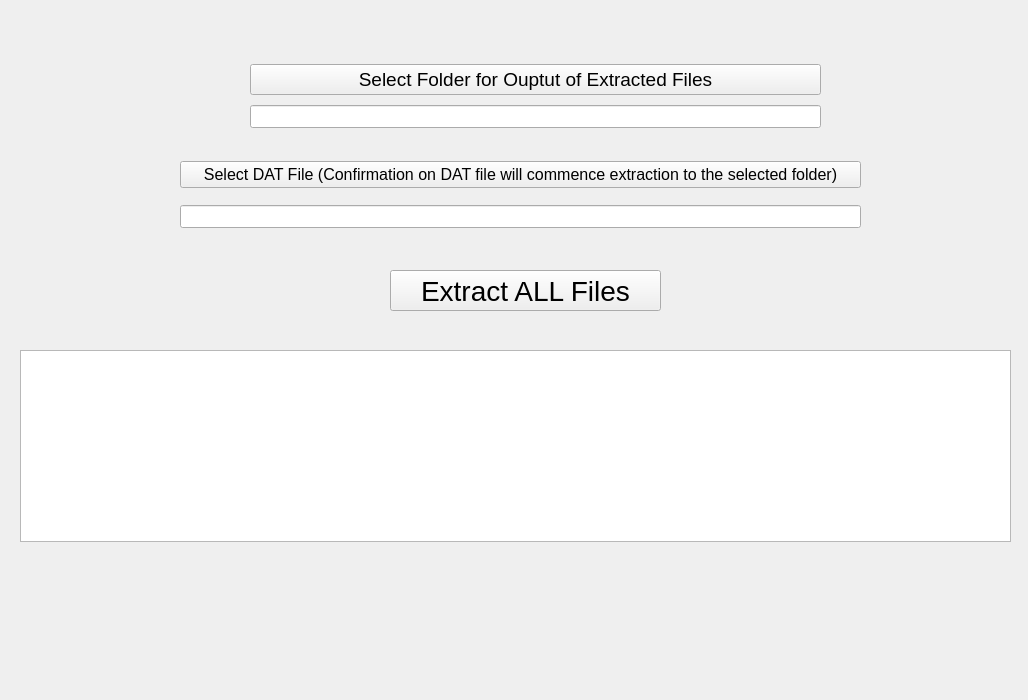
GeneralProtectionFault/AnachronoxDAT, file AnachronoxDATExtractor.ui: the form before one commit.
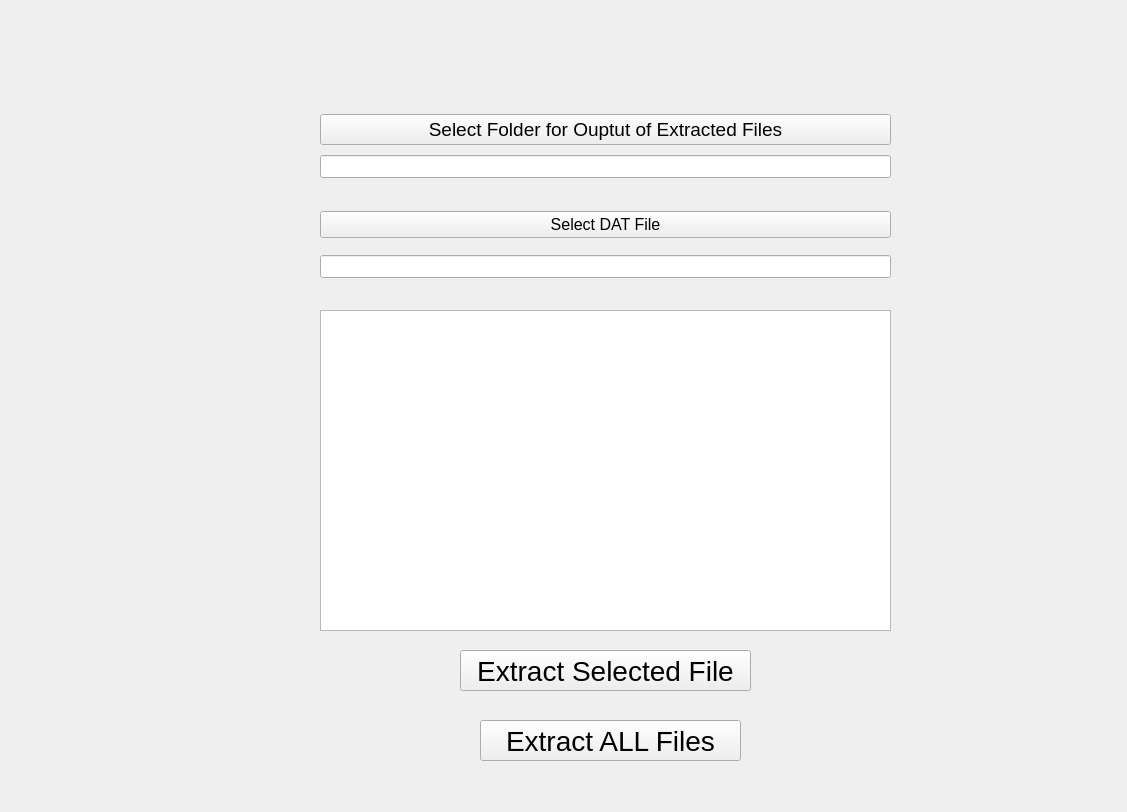
The form after the commit. Icons and pictures are not drawn.

Commit message: Refactor & add single file extract

The edit to the form file:
```diff
--- a/AnachronoxDATExtractor.ui
+++ b/AnachronoxDATExtractor.ui
@@ -6,8 +6,8 @@
    <rect>
     <x>0</x>
     <y>0</y>
-    <width>1028</width>
-    <height>700</height>
+    <width>1127</width>
+    <height>812</height>
    </rect>
   </property>
   <property name="font">
@@ -21,8 +21,8 @@
   <widget class="QWidget" name="verticalLayoutWidget">
    <property name="geometry">
     <rect>
-     <x>250</x>
-     <y>60</y>
+     <x>320</x>
+     <y>110</y>
      <width>571</width>
      <height>72</height>
     </rect>
@@ -53,22 +53,12 @@
     </item>
    </layout>
   </widget>
-  <widget class="QListView" name="lst_files">
-   <property name="geometry">
-    <rect>
-     <x>20</x>
-     <y>350</y>
-     <width>991</width>
-     <height>192</height>
-    </rect>
-   </property>
-  </widget>
   <widget class="QWidget" name="verticalLayoutWidget_2">
    <property name="geometry">
     <rect>
-     <x>180</x>
-     <y>150</y>
-     <width>681</width>
+     <x>320</x>
+     <y>200</y>
+     <width>571</width>
      <height>91</height>
     </rect>
    </property>
@@ -82,7 +72,7 @@
        </font>
       </property>
       <property name="text">
-       <string>Select DAT File (Confirmation on DAT file will commence extraction to the selected folder)</string>
+       <string>Select DAT File</string>
       </property>
      </widget>
     </item>
@@ -104,9 +94,9 @@
   <widget class="QPushButton" name="btn_extract_all">
    <property name="geometry">
     <rect>
-     <x>390</x>
-     <y>270</y>
-     <width>271</width>
+     <x>480</x>
+     <y>720</y>
+     <width>261</width>
      <height>41</height>
     </rect>
    </property>
@@ -120,6 +110,54 @@
     <string>Extract ALL Files</string>
    </property>
   </widget>
+  <widget class="QListWidget" name="lst_files">
+   <property name="geometry">
+    <rect>
+     <x>320</x>
+     <y>310</y>
+     <width>571</width>
+     <height>321</height>
+    </rect>
+   </property>
+  </widget>
+  <widget class="QPushButton" name="btn_extract_selected">
+   <property name="geometry">
+    <rect>
+     <x>460</x>
+     <y>650</y>
+     <width>291</width>
+     <height>41</height>
+    </rect>
+   </property>
+   <property name="font">
+    <font>
+     <family>Segoe UI</family>
+     <pointsize>21</pointsize>
+    </font>
+   </property>
+   <property name="text">
+    <string>Extract Selected File</string>
+   </property>
+  </widget>
+  <widget class="QLabel" name="label">
+   <property name="geometry">
+    <rect>
+     <x>30</x>
+     <y>110</y>
+     <width>261</width>
+     <height>261</height>
+    </rect>
+   </property>
+   <property name="text">
+    <string/>
+   </property>
+   <property name="pixmap">
+    <pixmap>../../Users/q/Art/Anachronox/PAL/BallotinePAL1_square_crop.png</pixmap>
+   </property>
+   <property name="scaledContents">
+    <bool>true</bool>
+   </property>
+  </widget>
  </widget>
  <resources/>
  <connections/>
```
The commit also changes 1 other file.
